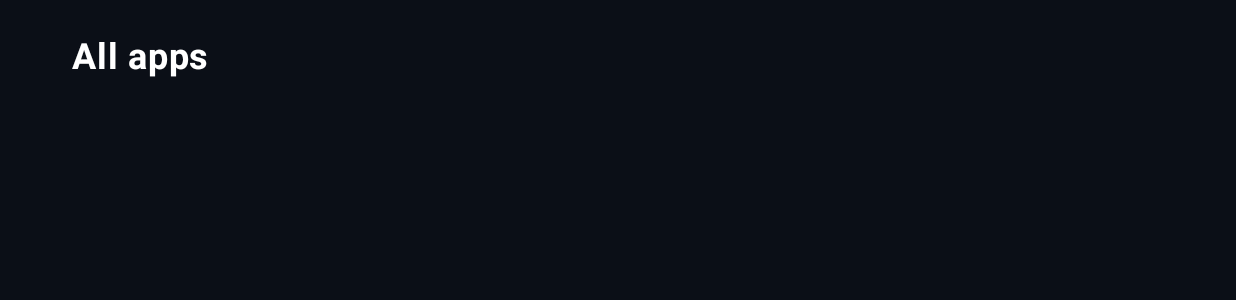
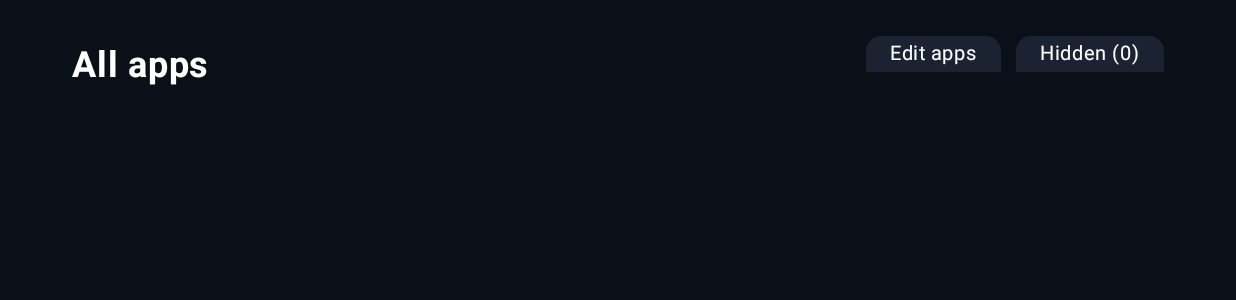
Before and after one commit to longmoneysniper/encore-launcher, an Android app built with Jetpack Compose: the composable AllAppsScreen called with empty values, on a phone screen of 824 x 412 dp (held sideways). Shown: the top 300 px of the screen. Run offline under Robolectric (Android 15) with nearby library versions, the phone set to English and light mode, and no system bars; pictures from the network do not load.

Commit message:
Refactor AllAppsScreen to manage hidden apps

```diff
--- a/app/src/main/java/app/jellylauncher/ui/AllAppsScreen.kt
+++ b/app/src/main/java/app/jellylauncher/ui/AllAppsScreen.kt
@@ -7,6 +7,7 @@ import androidx.compose.foundation.layout.Arrangement
 import androidx.compose.foundation.layout.Box
 import androidx.compose.foundation.layout.Column
 import androidx.compose.foundation.layout.PaddingValues
+import androidx.compose.foundation.layout.Row
 import androidx.compose.foundation.layout.Spacer
 import androidx.compose.foundation.layout.aspectRatio
 import androidx.compose.foundation.layout.fillMaxSize
@@ -14,13 +15,19 @@ import androidx.compose.foundation.layout.fillMaxWidth
 import androidx.compose.foundation.layout.height
 import androidx.compose.foundation.layout.padding
 import androidx.compose.foundation.layout.size
+import androidx.compose.foundation.layout.width
 import androidx.compose.foundation.lazy.grid.GridCells
 import androidx.compose.foundation.lazy.grid.LazyVerticalGrid
 import androidx.compose.foundation.lazy.grid.itemsIndexed
+import androidx.compose.foundation.shape.RoundedCornerShape
 import androidx.compose.material3.Text
 import androidx.compose.runtime.Composable
 import androidx.compose.runtime.LaunchedEffect
+import androidx.compose.runtime.getValue
+import androidx.compose.runtime.mutableIntStateOf
+import androidx.compose.runtime.mutableStateOf
 import androidx.compose.runtime.remember
+import androidx.compose.runtime.setValue
 import androidx.compose.ui.Alignment
 import androidx.compose.ui.Modifier
 import androidx.compose.ui.focus.FocusRequester
@@ -33,31 +40,96 @@ import androidx.compose.ui.unit.sp
 import app.jellylauncher.data.LaunchableApp
 import kotlinx.coroutines.delay
 
+private val GoldDot = Color(0xFFFFC145)
+
 @Composable
 fun AllAppsScreen(
-    apps: List<LaunchableApp>,
+    visibleApps: List<LaunchableApp>,
+    hiddenApps: List<LaunchableApp>,
+    pinned: List<String>,
     onLaunch: (LaunchableApp) -> Unit,
+    onTogglePin: (String) -> Unit,
+    onMovePin: (String, Int) -> Unit,
+    onToggleHide: (String) -> Unit,
     onClose: () -> Unit,
 ) {
-    BackHandler(onBack = onClose)
+    var editMode by remember { mutableStateOf(false) }
+    var showHidden by remember { mutableStateOf(false) }
+    var menuApp by remember { mutableStateOf<LaunchableApp?>(null) }
+    var lastIndex by remember { mutableIntStateOf(0) }
 
-    val firstFocus = remember { FocusRequester() }
-    LaunchedEffect(apps.size) {
-        if (apps.isNotEmpty()) {
+    val apps = if (showHidden) hiddenApps else visibleApps
+
+    BackHandler {
+        when {
+            menuApp != null -> menuApp = null
+            else -> onClose()
+        }
+    }
+
+    val restore = remember { FocusRequester() }
+    LaunchedEffect(apps.size, menuApp == null, showHidden) {
+        if (apps.isNotEmpty() && menuApp == null) {
             delay(150)
-            runCatching { firstFocus.requestFocus() }
+            runCatching { restore.requestFocus() }
         }
     }
 
     Box(Modifier.fillMaxSize().background(Bg)) {
+        if (menuApp != null) {
+            val app = menuApp!!
+            val isPinned = app.packageName in pinned
+            val isHidden = hiddenApps.any { it.packageName == app.packageName }
+            Column(
+                Modifier.fillMaxSize().padding(horizontal = 56.dp),
+                verticalArrangement = Arrangement.Center,
+            ) {
+                Row(verticalAlignment = Alignment.CenterVertically) {
+                    Image(bitmap = app.icon, contentDescription = null, modifier = Modifier.size(48.dp))
+                    Spacer(Modifier.width(14.dp))
+                    Text(app.label, color = Color.White, fontSize = 26.sp, fontWeight = FontWeight.Bold)
+                }
+                Spacer(Modifier.height(18.dp))
+                val first = remember { FocusRequester() }
+                LaunchedEffect(Unit) { delay(150); runCatching { first.requestFocus() } }
+                if (!isHidden) {
+                    MenuButton(if (isPinned) "Remove from dock" else "Add to dock", first) {
+                        onTogglePin(app.packageName); menuApp = null
+                    }
+                    if (isPinned) {
+                        MenuButton("Move left in dock") { onMovePin(app.packageName, -1) }
+                        MenuButton("Move right in dock") { onMovePin(app.packageName, 1) }
+                    }
+                    MenuButton("Hide this app") { onToggleHide(app.packageName); menuApp = null }
+                } else {
+                    MenuButton("Show this app again", first) { onToggleHide(app.packageName); menuApp = null }
+                }
+                MenuButton("Close") { menuApp = null }
+            }
+        } else {
             Column(Modifier.fillMaxSize().padding(top = 24.dp)) {
+                Row(
+                    Modifier.fillMaxWidth().padding(horizontal = 48.dp),
+                    verticalAlignment = Alignment.CenterVertically,
+                ) {
                     Text(
-                "All apps",
-                color = Color.White,
-                fontSize = 24.sp,
-                fontWeight = FontWeight.Bold,
-                modifier = Modifier.padding(start = 48.dp, bottom = 8.dp),
+                        if (showHidden) "Hidden apps" else "All apps",
+                        color = Color.White, fontSize = 24.sp, fontWeight = FontWeight.Bold,
+                        modifier = Modifier.weight(1f),
                     )
+                    HeaderButton(if (editMode) "Done editing" else "Edit apps") { editMode = !editMode }
+                    Spacer(Modifier.width(10.dp))
+                    HeaderButton(if (showHidden) "Back to apps" else "Hidden (${hiddenApps.size})") {
+                        showHidden = !showHidden; lastIndex = 0
+                    }
+                }
+                if (editMode) {
+                    Text(
+                        "Press OK on an app to add it to the dock, move it, or hide it.",
+                        color = GoldDot, fontSize = 13.sp,
+                        modifier = Modifier.padding(start = 48.dp, top = 4.dp),
+                    )
+                }
                 LazyVerticalGrid(
                     columns = GridCells.Adaptive(150.dp),
                     contentPadding = PaddingValues(horizontal = 48.dp, vertical = 12.dp),
@@ -68,8 +140,9 @@ fun AllAppsScreen(
                         Column {
                             FocusCard(
                                 modifier = Modifier.fillMaxWidth().aspectRatio(16f / 9f),
-                            focusRequester = if (index == 0) firstFocus else null,
-                            onClick = { onLaunch(app) },
+                                focusRequester = if (index == lastIndex.coerceAtMost(apps.size - 1)) restore else null,
+                                onFocused = { lastIndex = index },
+                                onClick = { if (editMode || showHidden) menuApp = app else onLaunch(app) },
                             ) {
                                 Box(Modifier.fillMaxSize().background(CardBg), contentAlignment = Alignment.Center) {
                                     if (app.banner != null) {
@@ -91,8 +164,8 @@ fun AllAppsScreen(
                             }
                             Spacer(Modifier.height(6.dp))
                             Text(
-                            app.label,
-                            color = Color.White.copy(alpha = 0.85f),
+                                (if (app.packageName in pinned) "● " else "") + app.label,
+                                color = if (app.packageName in pinned) GoldDot else Color.White.copy(alpha = 0.85f),
                                 fontSize = 12.sp,
                                 maxLines = 1,
                                 overflow = TextOverflow.Ellipsis,
@@ -103,3 +176,32 @@ fun AllAppsScreen(
             }
         }
     }
+}
+
+@Composable
+private fun HeaderButton(label: String, onClick: () -> Unit) {
+    FocusCard(
+        modifier = Modifier.height(38.dp),
+        shape = RoundedCornerShape(10.dp),
+        onClick = onClick,
+    ) {
+        Box(Modifier.background(CardBg).padding(horizontal = 16.dp), contentAlignment = Alignment.Center) {
+            Text(label, color = Color.White, fontSize = 13.sp)
+        }
+    }
+}
+
+@Composable
+private fun MenuButton(label: String, focusRequester: FocusRequester? = null, onClick: () -> Unit) {
+    FocusCard(
+        modifier = Modifier.width(320.dp).height(46.dp),
+        focusRequester = focusRequester,
+        shape = RoundedCornerShape(12.dp),
+        onClick = onClick,
+    ) {
+        Box(Modifier.fillMaxSize().background(CardBg), contentAlignment = Alignment.CenterStart) {
+            Text(label, color = Color.White, fontSize = 15.sp, modifier = Modifier.padding(horizontal = 16.dp))
+        }
+    }
+    Spacer(Modifier.height(10.dp))
+}
```
Lines whose indentation alone changed are shown as unchanged.
